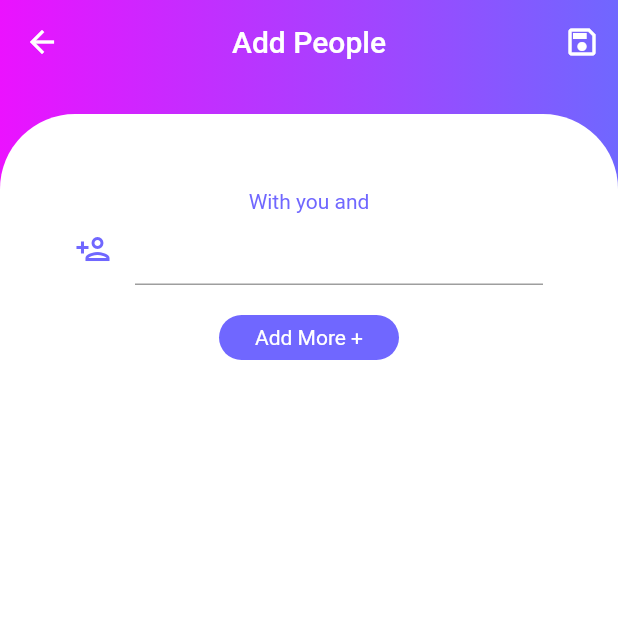
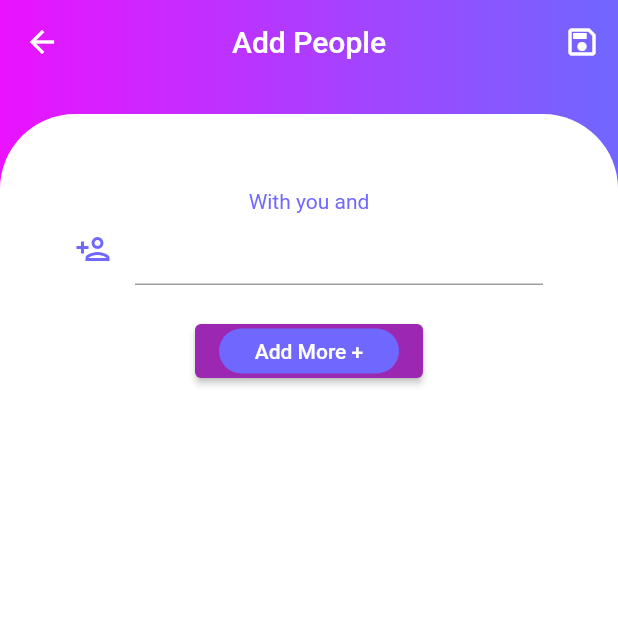
Before and after one commit to satryanararya/Splitbill-Project, a Flutter app: the InputPage screen opened directly, on a phone screen of 412 x 824 dp, the top half of it. Run offline on Flutter 3.47's test engine with Material 2 defaults, Android fonts, the phone set to English and light mode, and no system bars; our stand-ins replace line_awesome_flutter, smooth_page_indicator.

Commit message:
initial project

```diff
--- a/lib/inputPage/input.dart
+++ b/lib/inputPage/input.dart
@@ -86,7 +86,9 @@ class _InputPageState extends State<InputPage> {
                       ),
                     ),
                     SizedBox(height: 20),
-                    Container(
+                    ElevatedButton(
+
+                      child: Container(
                         height: 30,
                         width: 120,
                         decoration: BoxDecoration(
@@ -102,6 +104,10 @@ class _InputPageState extends State<InputPage> {
                           ),
                         ),
                       ),
+                      onPressed: () {
+
+                      },
+                    ),
                   ],
                 ),
               ),
```
Lines whose indentation alone changed are shown as unchanged.
